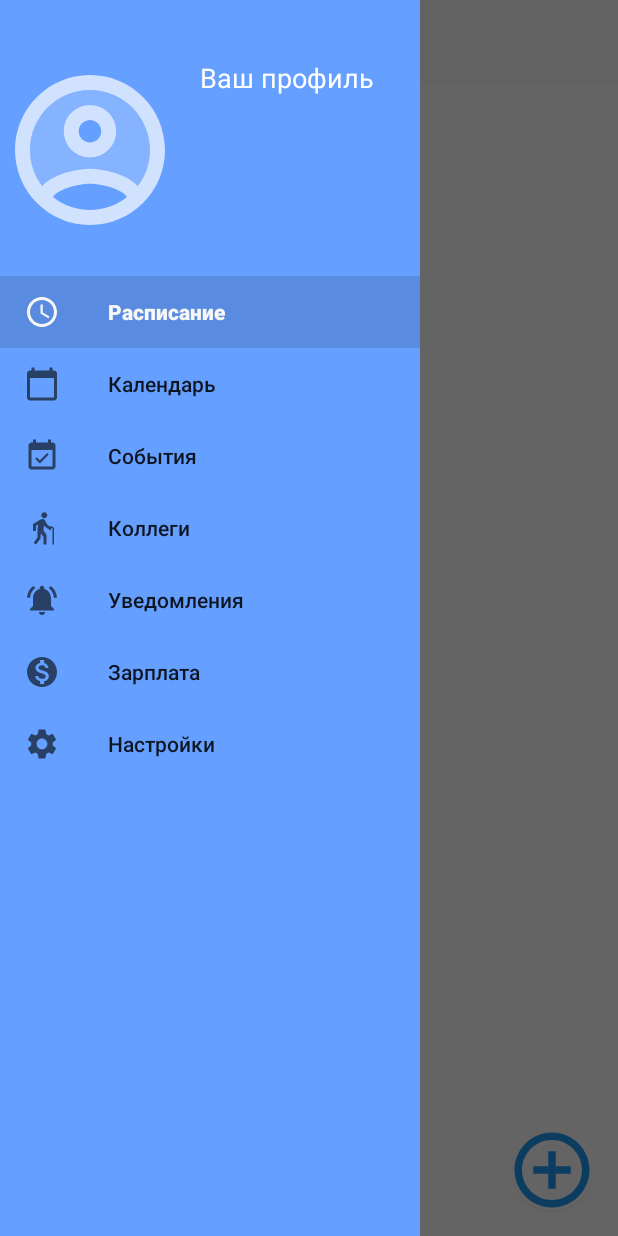
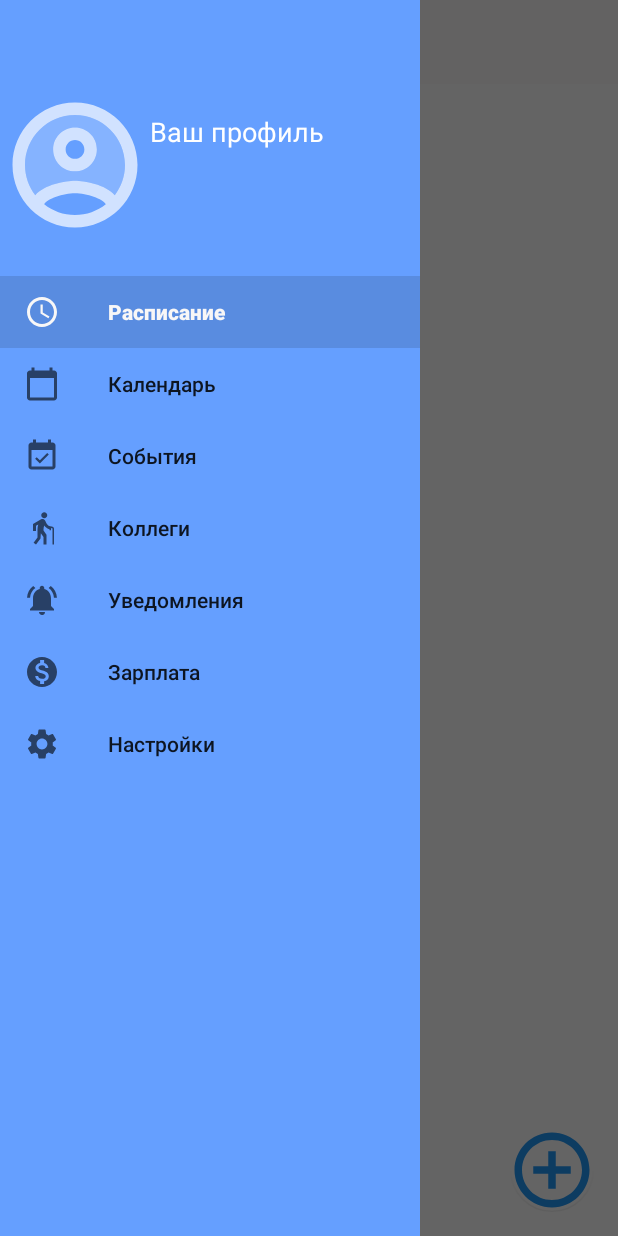
Before and after one commit to Verwolffdx/SiMedLK, an Android app: the MainActivity screen opened directly, with no data from a screen before it, with the side drawer open, on a phone screen of 412 x 824 dp. Run offline under Robolectric (Android 15) with nearby library versions, the phone set to English and light mode, and no system bars; our stand-ins replace navigation-ui.

Commit message:
some changes

```diff
--- a/app/src/main/res/drawable/ic_twotone_account_circle_24.xml
+++ b/app/src/main/res/drawable/ic_twotone_account_circle_24.xml
@@ -1,6 +1,6 @@
-<vector android:height="120dp" android:tint="?attr/colorControlNormal"
+<vector android:height="100dp" android:tint="?attr/colorControlNormal"
     android:viewportHeight="24" android:viewportWidth="24"
-    android:width="120dp" xmlns:android="http://schemas.android.com/apk/res/android">
+    android:width="100dp" xmlns:android="http://schemas.android.com/apk/res/android">
     <path android:fillAlpha="0.3"
         android:fillColor="@android:color/white"
         android:pathData="M12,4c-4.41,0 -8,3.59 -8,8 0,1.82 0.62,3.49 1.64,4.83 1.43,-1.74 4.9,-2.33 6.36,-2.33s4.93,0.59 6.36,2.33C19.38,15.49 20,13.82 20,12c0,-4.41 -3.59,-8 -8,-8zM12,13c-1.94,0 -3.5,-1.56 -3.5,-3.5S10.06,6 12,6s3.5,1.56 3.5,3.5S13.94,13 12,13z" android:strokeAlpha="0.3"/>
--- a/app/src/main/res/layout/nav_header_main.xml
+++ b/app/src/main/res/layout/nav_header_main.xml
@@ -5,54 +5,34 @@
     android:layout_width="match_parent"
     android:layout_height="@dimen/nav_header_height"
     android:background="@drawable/side_nav_bar"
-    android:gravity="center|fill_horizontal"
+    android:gravity="bottom"
     android:orientation="horizontal"
     android:paddingTop="@dimen/activity_vertical_margin"
     android:paddingRight="@dimen/activity_horizontal_margin"
+    android:paddingBottom="@dimen/activity_vertical_margin"
     android:theme="@style/ThemeOverlay.AppCompat.Dark"
     android:backgroundTint="#659FFF">
-
 
     <ImageView
         android:id="@+id/imageView"
         android:layout_width="wrap_content"
         android:layout_height="wrap_content"
         android:contentDescription="@string/nav_header_desc"
-        android:paddingTop="@dimen/nav_header_vertical_spacing"
-        android:paddingRight="20px"
         app:srcCompat="@drawable/ic_twotone_account_circle_24"
         tools:ignore="VectorDrawableCompat" />
 
-    <LinearLayout
-        android:layout_width="wrap_content"
-        android:layout_height="wrap_content"
-        android:orientation="vertical"
-        android:gravity="top"
-        android:paddingBottom="100px">
         <TextView
             android:id="@+id/doctorName"
             android:layout_width="match_parent"
             android:layout_height="wrap_content"
-            android:paddingTop="@dimen/nav_header_vertical_spacing"
             android:text="Ваш профиль"
+            android:layout_gravity="center"
             android:textAppearance="@style/TextAppearance.AppCompat.Body1"
             android:textSize="18dp"/>
-        <TextView
-            android:id="@+id/doctorSpec"
-            android:layout_width="match_parent"
-            android:layout_height="wrap_content"
-            android:paddingTop="@dimen/nav_header_vertical_spacing"
-            android:textSize="15dp"/>
-
-    </LinearLayout>
-
 
 <!--    <TextView-->
 <!--        android:id="@+id/textView"-->
 <!--        android:layout_width="wrap_content"-->
 <!--        android:layout_height="wrap_content"-->
 <!--        android:text="@string/nav_header_subtitle" />-->
-
-
-
 </LinearLayout>
```
Also changed, not shown: app/src/main/java/com/datwhite/simedlk/MainActivity.java (+6 -4 lines), app/src/main/java/com/datwhite/simedlk/ui/profile/ProfileFragment.java (+58 -9 lines), app/src/main/res/layout/fragment_profile.xml (+16 -26 lines).
